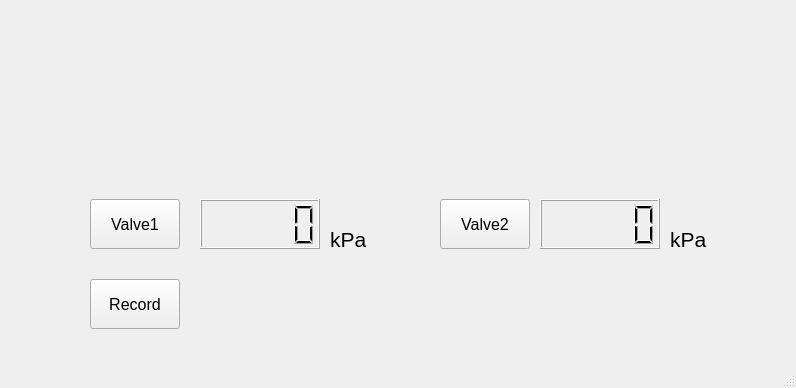
Qt form droplet_gui.ui (RIKEN-Microfluidics-Lab/droplet_formation) before a commit; both pictures show x 0 to 796 and y 281 to 669 of the 796 by 669 pixel window.
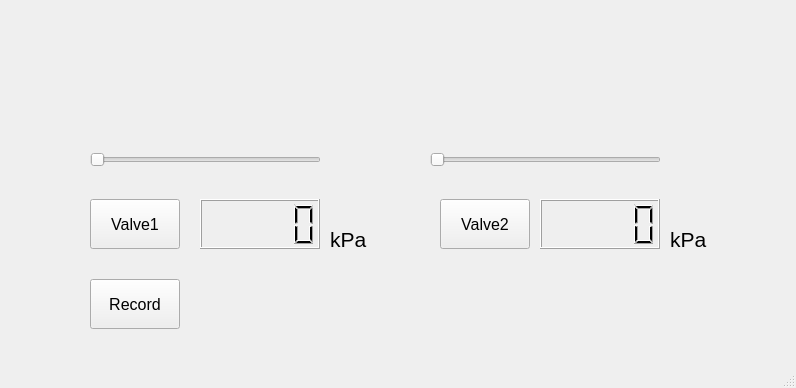
The same form after that commit.

```diff
--- a/droplet_gui.ui
+++ b/droplet_gui.ui
@@ -124,6 +124,32 @@
      <string>kPa</string>
     </property>
    </widget>
+   <widget class="QSlider" name="horizontalSlider">
+    <property name="geometry">
+     <rect>
+      <x>90</x>
+      <y>430</y>
+      <width>231</width>
+      <height>22</height>
+     </rect>
+    </property>
+    <property name="orientation">
+     <enum>Qt::Horizontal</enum>
+    </property>
+   </widget>
+   <widget class="QSlider" name="horizontalSlider_2">
+    <property name="geometry">
+     <rect>
+      <x>430</x>
+      <y>430</y>
+      <width>231</width>
+      <height>22</height>
+     </rect>
+    </property>
+    <property name="orientation">
+     <enum>Qt::Horizontal</enum>
+    </property>
+   </widget>
   </widget>
   <widget class="QMenuBar" name="menubar">
    <property name="geometry">
```
Left out of the diff: 37 changed lines with no effect on the pictures.
